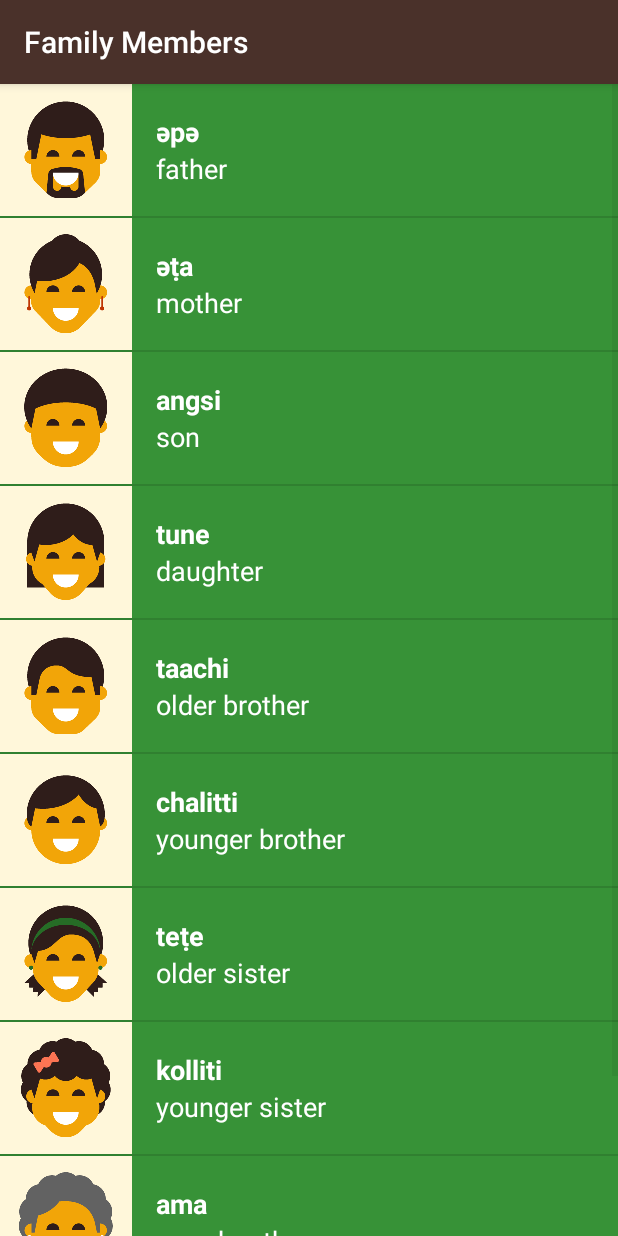
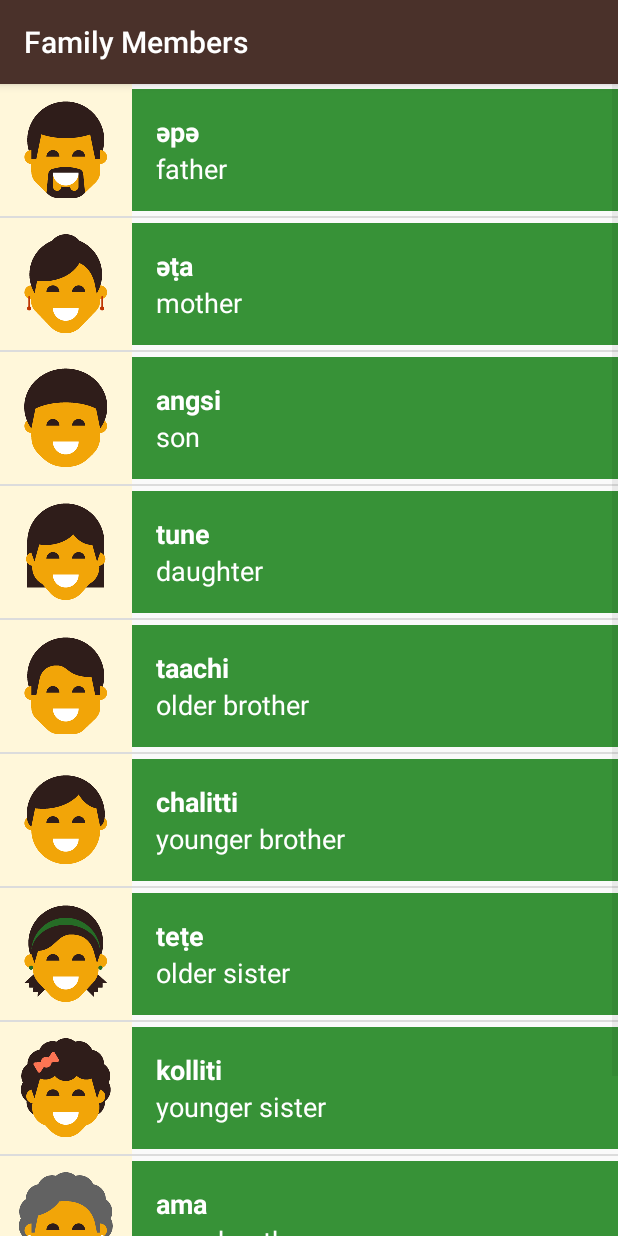
Before and after one commit to nesrinHamid1/miwok, an Android app: the Family_members screen opened directly, with no data from a screen before it, on a phone screen of 412 x 824 dp. Run offline under Robolectric (Android 15) with nearby library versions, the phone set to English and light mode, and no system bars.

Commit message:
Visual Polishing the app done!

```diff
--- a/app/src/main/java/com/example/android/miwok/Family_members.java
+++ b/app/src/main/java/com/example/android/miwok/Family_members.java
@@ -28,10 +28,10 @@ public class Family_members extends AppCompatActivity {
         words.add(new Word("ama", "grandmother",R.drawable.family_grandmother));
         words.add(new Word("paapa", "grandfather",R.drawable.family_grandfather));
 
-        WordAdapter adapter = new WordAdapter(this, words);
+        WordAdapter adapter = new WordAdapter(this, words,category_family);
 
         ListView listView = (ListView) findViewById(R.id.list);
-        listView.setBackgroundColor(getResources().getColor(category_family));
+
         listView.setAdapter(adapter);
     }
 }
--- a/app/src/main/java/com/example/android/miwok/Numbers.java
+++ b/app/src/main/java/com/example/android/miwok/Numbers.java
@@ -5,6 +5,9 @@ import android.os.Bundle;
 import android.widget.ListView;
 
 import java.util.ArrayList;
+
+import static com.example.android.miwok.R.color.category_family;
+import static com.example.android.miwok.R.color.category_numbers;
 
 public class Numbers extends AppCompatActivity {
 
@@ -27,7 +30,7 @@ public class Numbers extends AppCompatActivity {
         words.add(new Word("lutti", "one", R.drawable.number_ten));
 
 
-        WordAdapter adapter = new WordAdapter(this, words);
+        WordAdapter adapter = new WordAdapter(this, words,category_numbers);
 
         ListView listView = (ListView) findViewById(R.id.list);
 
--- a/app/src/main/java/com/example/android/miwok/WordAdapter.java
+++ b/app/src/main/java/com/example/android/miwok/WordAdapter.java
@@ -1,6 +1,7 @@
 package com.example.android.miwok;
 
 import android.app.Activity;
+import android.support.v4.content.ContextCompat;
 import android.view.LayoutInflater;
 import android.view.View;
 import android.view.ViewGroup;
@@ -13,11 +14,12 @@ public class WordAdapter extends ArrayAdapter<Word> {
     // created a consteror for the word adapter class
     //were i passed the context of the applecation
     // and the arraylist and the type for that list is a custom class called word
-
-    public WordAdapter (Activity context, ArrayList<Word> wordList){
+    private int mColor;
+    public WordAdapter (Activity context, ArrayList<Word> wordList, int color){
         // i passed a zero in resource because this is a custom adapter for two TextViews the adapter is not
         // going to use this second argument, so it can be any value. Here, we used 0
         super(context,0,wordList);
+        mColor = color;
     }
 
     @Override
@@ -51,6 +53,9 @@ public class WordAdapter extends ArrayAdapter<Word> {
         itemImage.setImageResource(w.getId());
         // Return the whole list item layout (containing 2 TextViews)
         // so that it can be shown in the ListView
+        View listView = listItemView.findViewById(R.id.textContnor);
+        int color = ContextCompat.getColor(getContext(),mColor);
+        listView.setBackgroundColor(color);
         return listItemView;
     }
 
--- a/app/src/main/java/com/example/android/miwok/colors.java
+++ b/app/src/main/java/com/example/android/miwok/colors.java
@@ -26,10 +26,9 @@ public class colors extends AppCompatActivity {
         words.add(new Word("chiwiiṭә", "mustard yellow", R.drawable.color_mustard_yellow));
 
 
-        WordAdapter adapter = new WordAdapter(this, words);
+        WordAdapter adapter = new WordAdapter(this, words,category_colors);
 
         ListView listView = (ListView) findViewById(R.id.list);
-        listView.setBackgroundColor(getResources().getColor(category_colors));
         listView.setAdapter(adapter);
     }
 }
--- a/app/src/main/java/com/example/android/miwok/phrases.java
+++ b/app/src/main/java/com/example/android/miwok/phrases.java
@@ -28,10 +28,10 @@ public class phrases extends AppCompatActivity {
         words.add(new Word("yoowutis", "Let’s go."));
         words.add(new Word("әnni'nem", "Come here."));
 
-        WordAdapter adapter = new WordAdapter(this, words);
+        WordAdapter adapter = new WordAdapter(this, words,category_phrases);
 
         ListView listView = (ListView) findViewById(R.id.list);
-        listView.setBackgroundColor(getResources().getColor(category_phrases));
+
         listView.setAdapter(adapter);
     }
 }
--- a/app/src/main/res/layout/itme_list.xml
+++ b/app/src/main/res/layout/itme_list.xml
@@ -11,13 +11,15 @@
         android:layout_height="wrap_content"
         android:src="@mipmap/ic_launcher" />
     <LinearLayout
-
+        android:id="@+id/textContnor"
         android:layout_width="0dp"
         android:layout_height="wrap_content"
         android:orientation="vertical"
         android:layout_gravity="center"
         android:layout_weight="1"
-        android:layout_marginLeft="16dp">
+        android:paddingLeft="16dp"
+        android:paddingTop="16dp"
+        android:paddingBottom="16dp">
         <TextView
             android:id="@+id/item"
             android:layout_width="match_parent"
--- a/app/src/main/res/layout/word_list_layout.xml
+++ b/app/src/main/res/layout/word_list_layout.xml
@@ -1,6 +1,5 @@
 <?xml version="1.0" encoding="utf-8"?>
 <ListView xmlns:android="http://schemas.android.com/apk/res/android"
-    android:background="#fd8e09"
     android:id="@+id/list"
     android:orientation="vertical"
     android:layout_width="match_parent"
```
